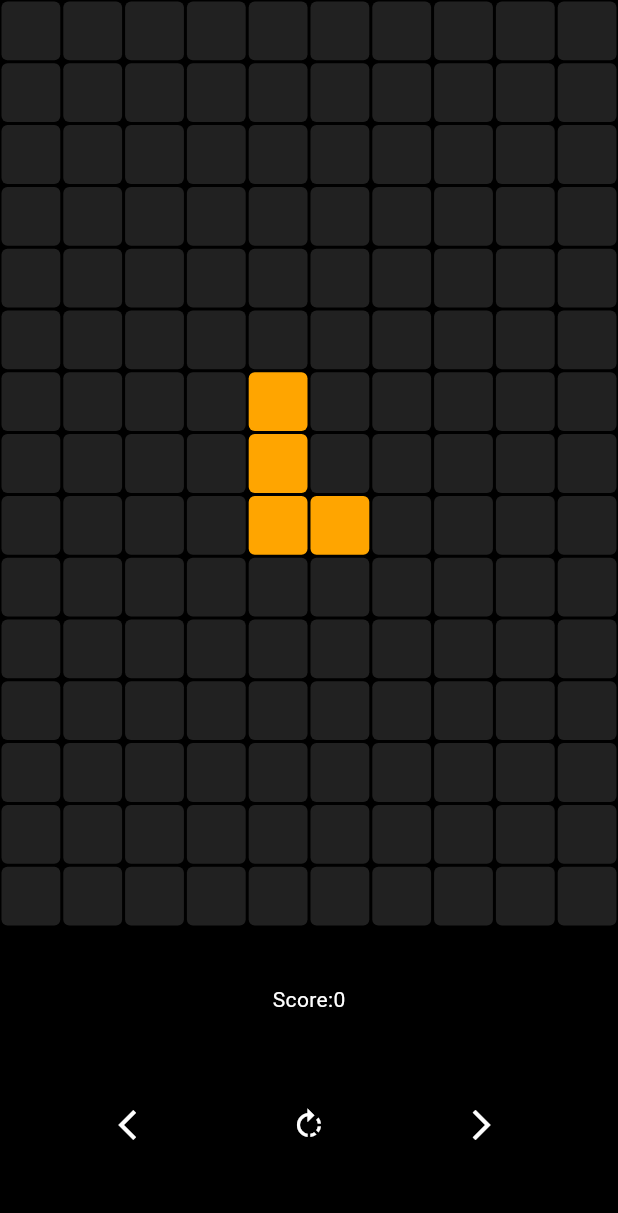
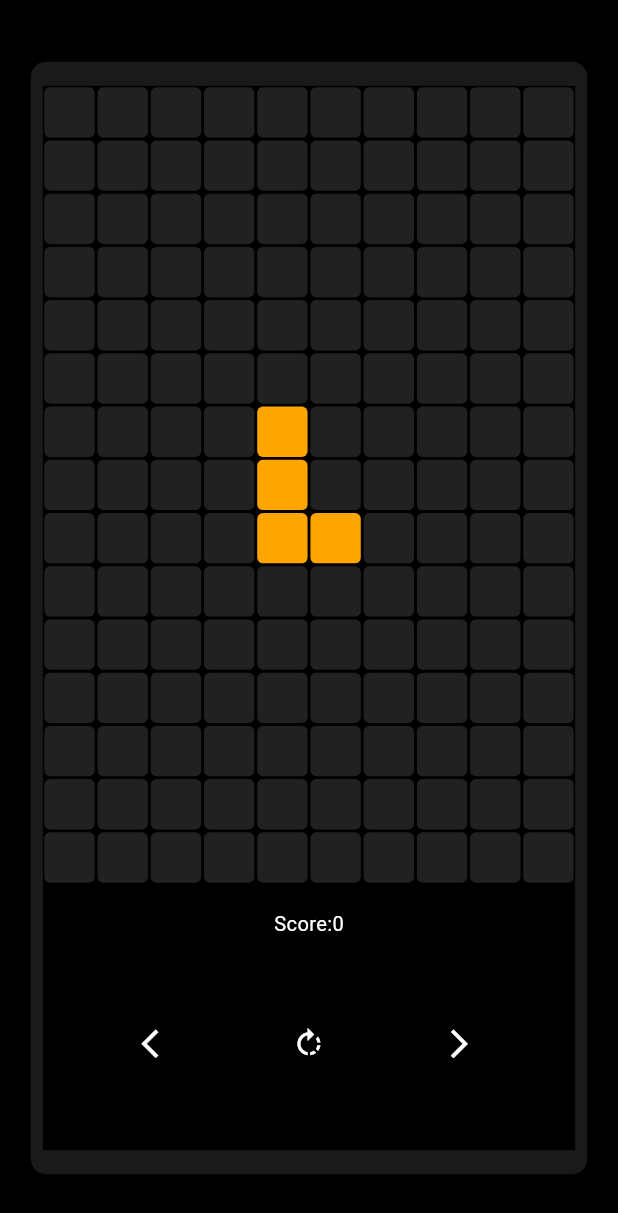
Before and after one commit to Ayush-Bitla/Tetris-v1.0, a Flutter app: the screen it shows after launch, on a phone screen of 412 x 824 dp. Shown: the top 1213 px of the screen. Run offline on Flutter 3.47's test engine with Material 3 defaults, Android fonts, the light colour scheme and no system bars.

Commit message:
Adjusted the scaling factors

```diff
--- a/lib/main.dart
+++ b/lib/main.dart
@@ -10,9 +10,63 @@ class MyApp extends StatelessWidget {
 
   @override
   Widget build(BuildContext context) {
-    return const MaterialApp(
+    return MaterialApp(
       debugShowCheckedModeBanner: false,
-      home: GameBoard(),
+      theme: ThemeData(
+        primarySwatch: Colors.blue,
+        scaffoldBackgroundColor: Colors.black,
+      ),
+      home: const ResponsiveLayout(),
     );
   }
 }
+
+class ResponsiveLayout extends StatelessWidget {
+  const ResponsiveLayout({super.key});
+
+  @override
+  Widget build(BuildContext context) {
+    return Scaffold(
+      body: LayoutBuilder(
+        builder: (context, constraints) {
+          // Calculate the appropriate size based on screen dimensions
+          double screenWidth = constraints.maxWidth;
+          double screenHeight = constraints.maxHeight;
+
+          // Calculate the game width
+          double gameWidth = screenWidth < screenHeight
+              ? screenWidth * 0.9  // On portrait screens
+              : screenHeight * 0.5; // On landscape screens
+
+          // Ensure the game doesn't get too large on big screens
+          if (gameWidth > 400) {
+            gameWidth = 400;
+          }
+
+          // Calculate height (approximately 2:1 ratio for Tetris)
+          double gameHeight = gameWidth * 2;
+
+          return Center(
+            child: Container(
+              width: gameWidth,
+              height: gameHeight,
+              padding: EdgeInsets.all(screenWidth > 800 ? 16 : 8),
+              decoration: BoxDecoration(
+                color: Colors.white10,
+                borderRadius: BorderRadius.circular(10),
+              ),
+              child: FittedBox(
+                fit: BoxFit.contain,
+                child: SizedBox(
+                  width: gameWidth,
+                  height: gameHeight,
+                  child: const GameBoard(),
+                ),
+              ),
+            ),
+          );
+        },
+      ),
+    );
+  }
+}
```
